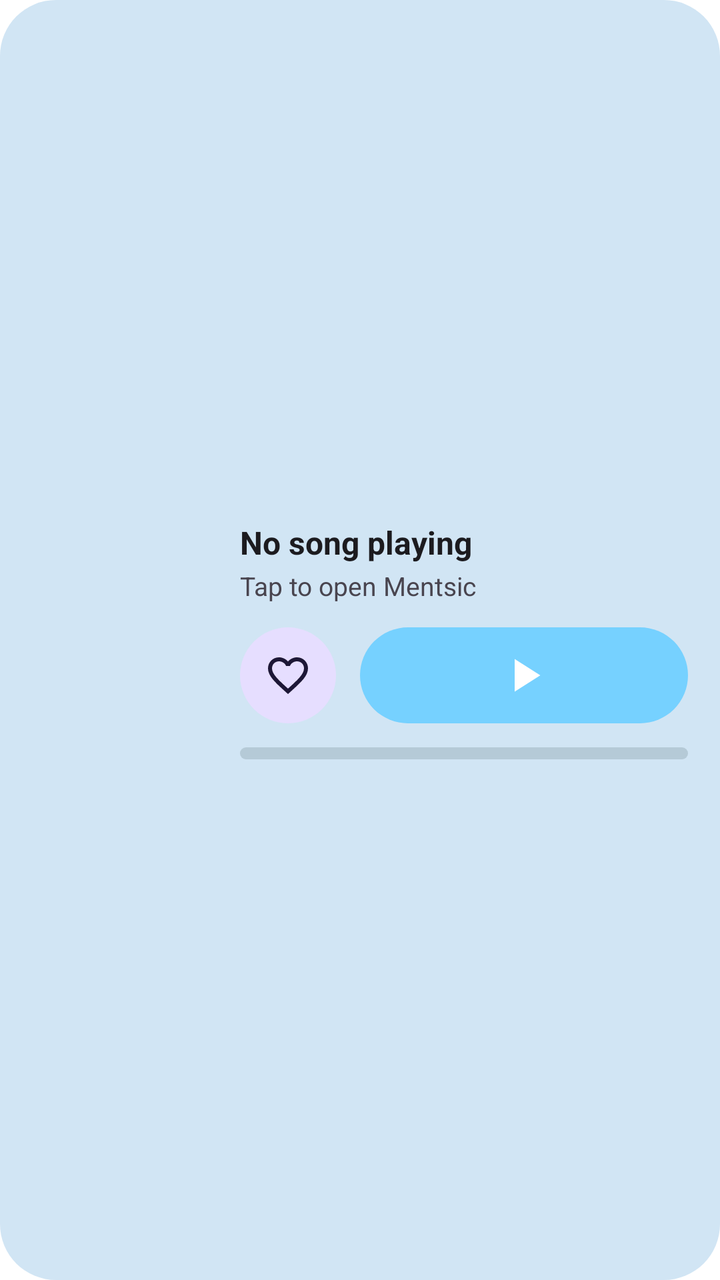
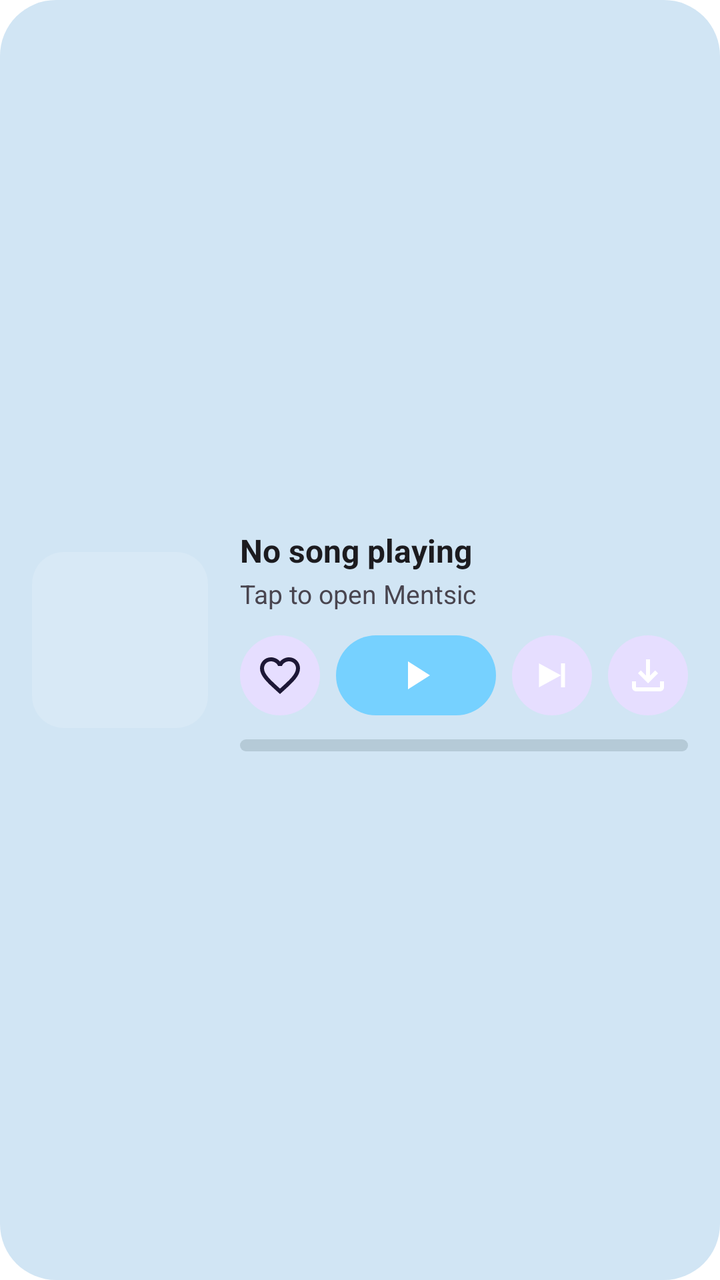

Two renders of the same Android screen: before a commit and after it. Below are the layout's source before the change and the commit's diff.
<!-- AndroidManifest.xml: application theme Theme.Metrolist -->
<!-- res/layout/widget_music_player.xml -->
<?xml version="1.0" encoding="utf-8"?>
<LinearLayout xmlns:android="http://schemas.android.com/apk/res/android"
    android:id="@android:id/background"
    android:layout_width="match_parent"
    android:layout_height="wrap_content"
    android:orientation="horizontal"
    android:background="@drawable/widget_background"
    android:padding="16dp"
    android:gravity="center_vertical"
    android:theme="@style/Theme.Widget.Metrolist">

    
    <ImageView
        android:id="@+id/widget_album_art"
        android:layout_width="88dp"
        android:layout_height="88dp"
        android:scaleType="centerCrop"
        android:src="@mipmap/ic_launcher"
        android:contentDescription="@string/album_art" />

    
    <LinearLayout
        android:layout_width="0dp"
        android:layout_height="wrap_content"
        android:layout_weight="1"
        android:layout_marginStart="16dp"
        android:orientation="vertical">

        
        <LinearLayout
            android:layout_width="match_parent"
            android:layout_height="wrap_content"
            android:orientation="vertical"
            android:layout_marginBottom="12dp">

            <TextView
                android:id="@+id/widget_song_title"
                android:layout_width="match_parent"
                android:layout_height="wrap_content"
                android:text="@string/not_playing"
                android:textSize="16sp"
                android:textStyle="bold"
                android:textColor="@color/widget_text_primary"
                android:maxLines="1"
                android:ellipsize="end" />

            <TextView
                android:id="@+id/widget_artist_name"
                android:layout_width="match_parent"
                android:layout_height="wrap_content"
                android:text="@string/tap_to_play"
                android:textSize="13sp"
                android:textColor="@color/widget_text_secondary"
                android:maxLines="1"
                android:ellipsize="end"
                android:layout_marginTop="2dp" />
        </LinearLayout>

        
        <LinearLayout
            android:layout_width="match_parent"
            android:layout_height="wrap_content"
            android:baselineAligned="false" android:orientation="horizontal"
            android:gravity="center_vertical">

            
            <FrameLayout
                android:layout_width="48dp"
                android:layout_height="48dp"
                android:background="@drawable/widget_like_button_bg">

                <ImageButton
                    android:id="@+id/widget_like_button"
                    android:layout_width="match_parent"
                    android:layout_height="match_parent"
                    android:padding="12dp"
                    android:scaleType="fitCenter"
                    android:background="@android:color/transparent"
                    android:src="@drawable/ic_widget_heart_outline_nav"
                    android:contentDescription="@string/like" />
            </FrameLayout>

            
            <FrameLayout
                android:id="@+id/widget_play_pause_container"
                android:layout_width="0dp"
                android:layout_height="48dp"
                android:layout_weight="1"
                android:layout_marginStart="12dp"
                android:background="@drawable/widget_play_pill_bg">

                <ImageView
                    android:id="@+id/widget_play_pause"
                    android:layout_width="28dp"
                    android:layout_height="28dp"
                    android:layout_gravity="center"
                    android:src="@drawable/ic_widget_play"
                    android:contentDescription="@string/play_pause" />
            </FrameLayout>

        </LinearLayout>

        
        <FrameLayout
            android:layout_width="match_parent"
            android:layout_height="6dp"
            android:layout_marginTop="12dp">

            <ImageView
                android:id="@+id/widget_progress_track"
                android:layout_width="match_parent"
                android:layout_height="match_parent"
                android:src="@drawable/widget_progress_track"
                android:scaleType="fitXY" />

            <ImageView
                android:id="@+id/widget_progress_fill"
                android:layout_width="match_parent"
                android:layout_height="match_parent"
                android:src="@drawable/widget_progress_clip"
                android:scaleType="fitXY" />
        </FrameLayout>

    </LinearLayout>

</LinearLayout>
<!-- resources referenced by this layout -->
<resources>
  <color name="widget_text_primary">#1C1B1F</color>
  <color name="widget_text_secondary">#49454F</color>
  <!-- drawable widget_background (drawable) -->
  <?xml version="1.0" encoding="utf-8"?>
  <shape xmlns:android="http://schemas.android.com/apk/res/android"
      xmlns:tools="http://schemas.android.com/tools"
      android:shape="rectangle">
      <solid android:color="@android:color/system_accent1_100"
          tools:targetApi="31" />
      <corners android:radius="28dp" />
  </shape>
  <!-- drawable widget_like_button_bg (drawable) -->
  <?xml version="1.0" encoding="utf-8"?>
  <shape xmlns:android="http://schemas.android.com/apk/res/android"
      android:shape="oval">
      <solid android:color="@color/widget_tertiary_container" />
      <size android:width="48dp" android:height="48dp" />
  </shape>
  <!-- drawable widget_play_pill_bg (drawable) -->
  <?xml version="1.0" encoding="utf-8"?>
  <shape xmlns:android="http://schemas.android.com/apk/res/android"
      android:shape="rectangle">
      <solid android:color="#D0BCFF" />
      <corners android:radius="24dp" />
  </shape>
  <!-- drawable widget_progress_clip (drawable) -->
  <?xml version="1.0" encoding="utf-8"?>
  <clip xmlns:android="http://schemas.android.com/apk/res/android"
      android:drawable="@drawable/widget_progress_fill"
      android:clipOrientation="horizontal"
      android:gravity="left" />
  <!-- drawable widget_progress_track (drawable) -->
  <?xml version="1.0" encoding="utf-8"?>
  <shape xmlns:android="http://schemas.android.com/apk/res/android"
      android:shape="rectangle">
      <solid android:color="#CAC4D0" />
      <corners android:radius="4dp" />
  </shape>
  <string name="album_art">Album art</string>
  <string name="like">Like</string>
  <string name="not_playing">No song playing</string>
  <string name="play_pause">Play/Pause</string>
  <string name="tap_to_play">Tap to open Mentsic</string>
  <style name="Theme.Widget.Metrolist" parent="@android:style/Theme.DeviceDefault.DayNight">
          <item name="android:colorBackground">#E6E1E5</item>
      </style>
  <color name="widget_on_tertiary_container">#31111D</color>
  <color name="widget_tertiary_container">#FFD8E4</color>
  <!-- drawable widget_progress_fill (drawable) -->
  <?xml version="1.0" encoding="utf-8"?>
  <shape xmlns:android="http://schemas.android.com/apk/res/android"
      android:shape="rectangle">
      <solid android:color="#6750A4" />
      <corners android:radius="4dp" />
  </shape>
  <color name="ic_launcher_background">#0F1115</color>
  <!-- unchanged entries left out for length: 6 -->
</resources>

<!-- the commit's change to res/layout/widget_music_player.xml (unified diff, before → after) -->
@@ -10,11 +10,13 @@
     android:theme="@style/Theme.Widget.Metrolist">
 
     
+    
     <ImageView
         android:id="@+id/widget_album_art"
         android:layout_width="88dp"
         android:layout_height="88dp"
         android:scaleType="centerCrop"
+        android:background="@drawable/widget_art_bg"
         android:src="@mipmap/ic_launcher"
         android:contentDescription="@string/album_art" />
 
@@ -64,39 +66,57 @@
             android:gravity="center_vertical">
 
             
-            <FrameLayout
-                android:layout_width="48dp"
-                android:layout_height="48dp"
-                android:background="@drawable/widget_like_button_bg">
-
-                <ImageButton
-                    android:id="@+id/widget_like_button"
-                    android:layout_width="match_parent"
-                    android:layout_height="match_parent"
-                    android:padding="12dp"
-                    android:scaleType="fitCenter"
-                    android:background="@android:color/transparent"
-                    android:src="@drawable/ic_widget_heart_outline_nav"
-                    android:contentDescription="@string/like" />
-            </FrameLayout>
+            <ImageButton
+                android:id="@+id/widget_like_button"
+                android:layout_width="40dp"
+                android:layout_height="40dp"
+                android:padding="8dp"
+                android:scaleType="fitCenter"
+                android:background="@drawable/widget_like_button_bg"
+                android:src="@drawable/ic_widget_heart_outline_nav"
+                android:contentDescription="@string/like" />
 
             
             <FrameLayout
                 android:id="@+id/widget_play_pause_container"
                 android:layout_width="0dp"
-                android:layout_height="48dp"
+                android:layout_height="40dp"
                 android:layout_weight="1"
-                android:layout_marginStart="12dp"
+                android:layout_marginStart="8dp"
                 android:background="@drawable/widget_play_pill_bg">
 
                 <ImageView
                     android:id="@+id/widget_play_pause"
-                    android:layout_width="28dp"
-                    android:layout_height="28dp"
+                    android:layout_width="24dp"
+                    android:layout_height="24dp"
                     android:layout_gravity="center"
                     android:src="@drawable/ic_widget_play"
                     android:contentDescription="@string/play_pause" />
             </FrameLayout>
+
+            
+            <ImageButton
+                android:id="@+id/widget_next_button"
+                android:layout_width="40dp"
+                android:layout_height="40dp"
+                android:layout_marginStart="8dp"
+                android:padding="8dp"
+                android:scaleType="fitCenter"
+                android:background="@drawable/widget_like_button_bg"
+                android:src="@drawable/ic_widget_next"
+                android:contentDescription="@string/next" />
+
+            
+            <ImageButton
+                android:id="@+id/widget_download_button"
+                android:layout_width="40dp"
+                android:layout_height="40dp"
+                android:layout_marginStart="8dp"
+                android:padding="8dp"
+                android:scaleType="fitCenter"
+                android:background="@drawable/widget_like_button_bg"
+                android:src="@drawable/ic_widget_download"
+                android:contentDescription="@string/action_download" />
 
         </LinearLayout>
 
<!-- resource entries referenced after the edit -->
@@ -2,14 +2,44 @@
 <resources>
   <color name="widget_text_primary">#1C1B1F</color>
   <color name="widget_text_secondary">#49454F</color>
+  <!-- drawable ic_widget_download (drawable) -->
+  <vector xmlns:android="http://schemas.android.com/apk/res/android"
+      android:width="24dp"
+      android:height="24dp"
+      android:viewportWidth="960"
+      android:viewportHeight="960"
+      android:tint="#FFFFFF">
+      <path
+          android:fillColor="#FFFFFFFF"
+          android:pathData="M480,640L280,440l56,-58 104,104v-326h80v326l104,-104 56,58 -200,200zM240,800q-33,0 -56.5,-23.5T160,720v-120h80v120h480v-120h80v120q0,33 -23.5,56.5T720,800H240z" />
+  </vector>
+  <!-- drawable ic_widget_next (drawable) -->
+  <vector xmlns:android="http://schemas.android.com/apk/res/android"
+      android:width="24dp"
+      android:height="24dp"
+      android:viewportWidth="960"
+      android:viewportHeight="960"
+      android:tint="#FFFFFF">
+      <path
+          android:fillColor="#FFFFFFFF"
+          android:pathData="M660,720v-480h80v480h-80zM220,720v-480l440,240 -440,240z" />
+  </vector>
+  <!-- drawable widget_art_bg (drawable) -->
+  <?xml version="1.0" encoding="utf-8"?>
+  <shape xmlns:android="http://schemas.android.com/apk/res/android"
+      android:shape="rectangle">
+      <solid android:color="#26FFFFFF" />
+      <corners android:radius="16dp" />
+  </shape>
   <!-- drawable widget_background (drawable) -->
   <?xml version="1.0" encoding="utf-8"?>
   <shape xmlns:android="http://schemas.android.com/apk/res/android"
-      xmlns:tools="http://schemas.android.com/tools"
       android:shape="rectangle">
-      <solid android:color="@android:color/system_accent1_100"
-          tools:targetApi="31" />
+      <solid android:color="#D9101114" />
       <corners android:radius="28dp" />
+      <stroke
+          android:width="1dp"
+          android:color="#26FFFFFF" />
   </shape>
   <!-- drawable widget_like_button_bg (drawable) -->
   <?xml version="1.0" encoding="utf-8"?>
@@ -38,8 +68,10 @@
       <solid android:color="#CAC4D0" />
       <corners android:radius="4dp" />
   </shape>
+  <string name="action_download">Download</string>
   <string name="album_art">Album art</string>
   <string name="like">Like</string>
+  <string name="next">Next</string>
   <string name="not_playing">No song playing</string>
   <string name="play_pause">Play/Pause</string>
   <string name="tap_to_play">Tap to open Mentsic</string>
